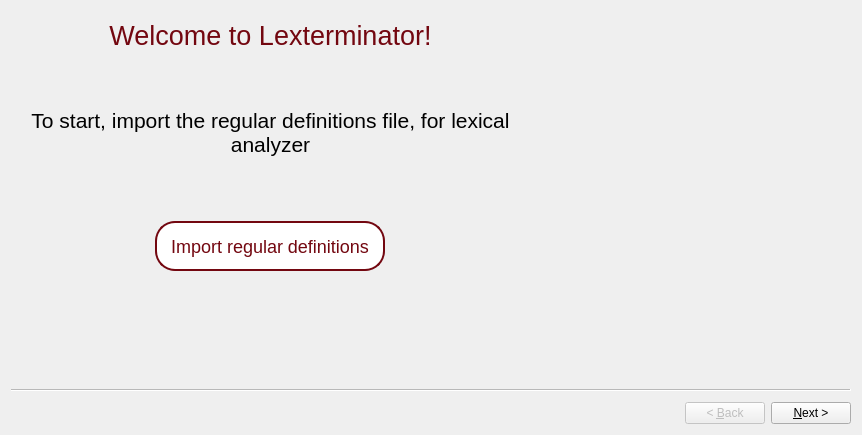
Above: src/ui/welcome-wizard.ui from Henrique1803/Lexterminator before the change. Below: the same form after it.
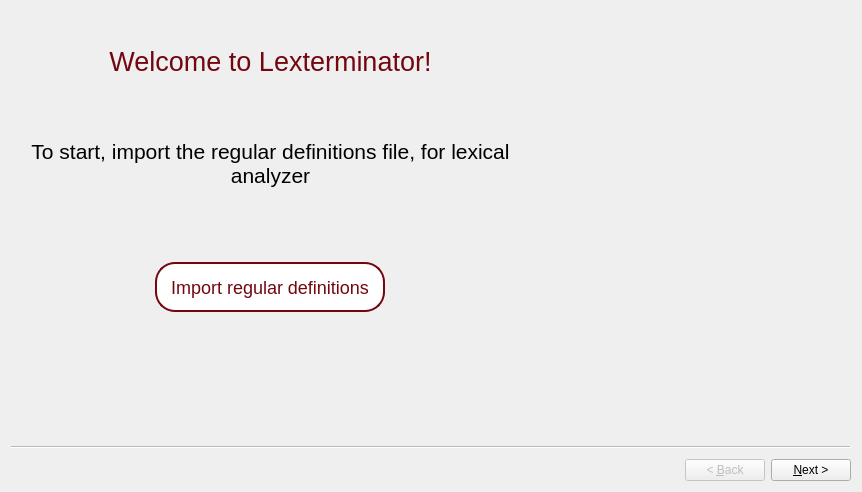
That is the form after the change. Icons and pictures are not drawn.

```diff
--- a/src/ui/welcome-wizard.ui
+++ b/src/ui/welcome-wizard.ui
@@ -7,7 +7,7 @@
     <x>0</x>
     <y>0</y>
     <width>862</width>
-    <height>435</height>
+    <height>492</height>
    </rect>
   </property>
   <property name="windowTitle">
@@ -38,7 +38,7 @@
       <x>0</x>
       <y>0</y>
       <width>859</width>
-      <height>381</height>
+      <height>401</height>
      </rect>
     </property>
     <layout class="QHBoxLayout" name="horizontalLayout">
```
Left out of the diff: 4 changed lines with no effect on the pictures.
